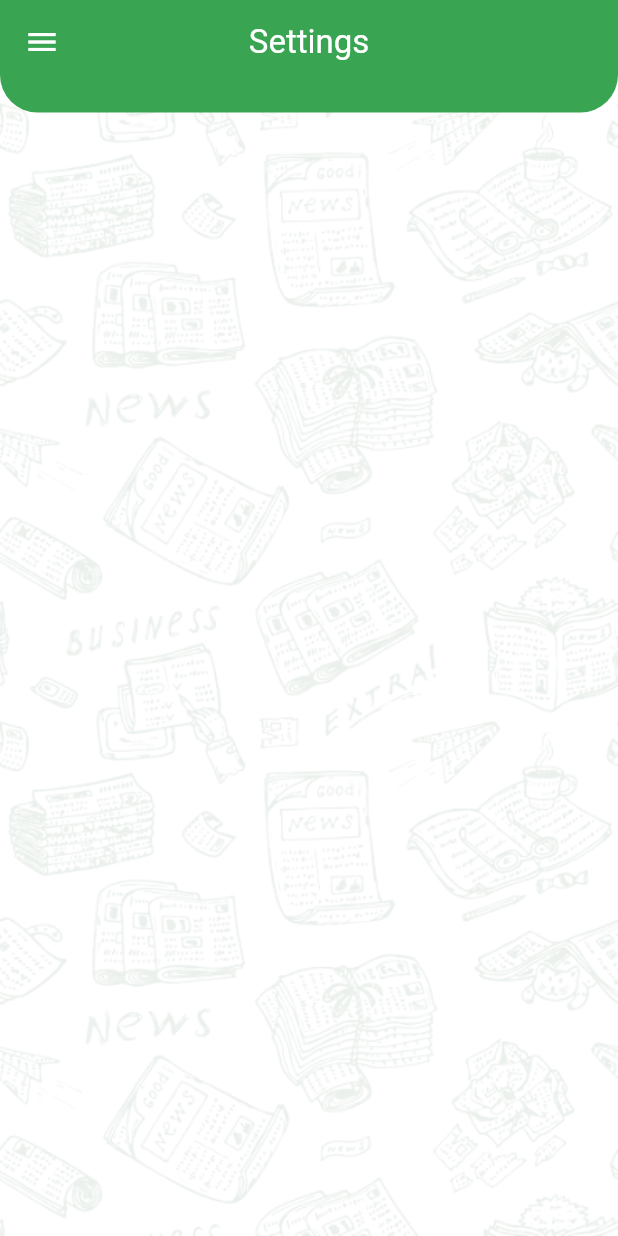
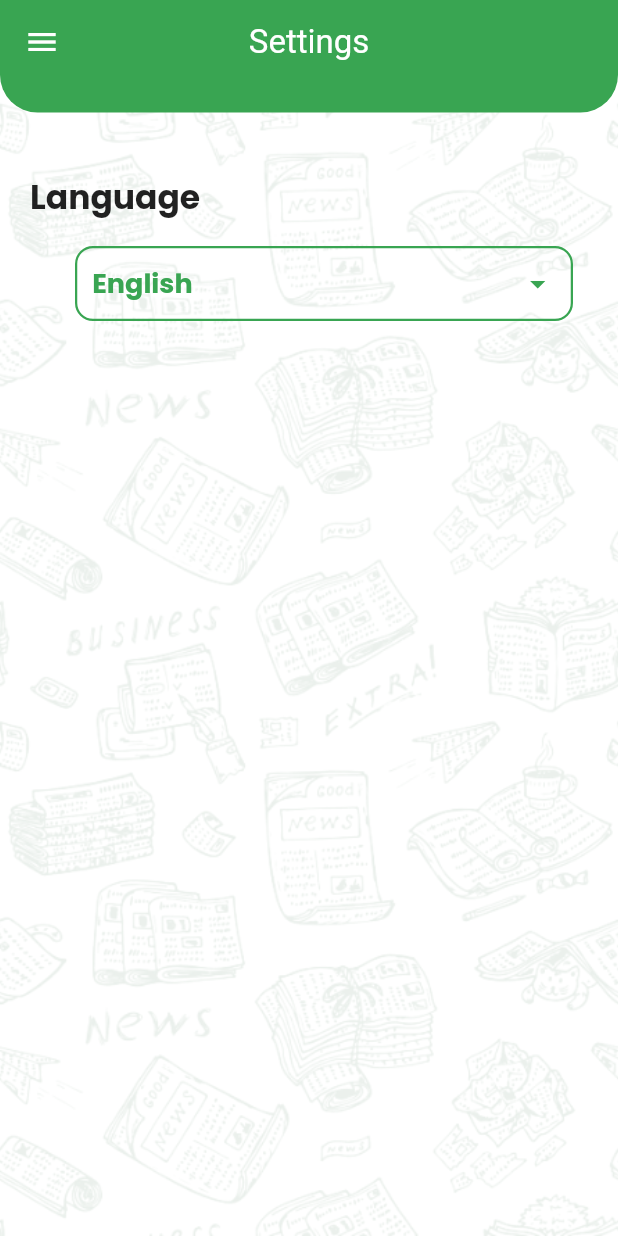
Before and after one commit to husseiiin258/news_app, a Flutter app: the SettingsView screen opened by its route, on a phone screen of 412 x 824 dp. Run offline on Flutter 3.47's test engine with Material 2 defaults, Android fonts, the phone set to English and light mode, and no system bars; our stand-ins replace google_fonts; Roboto replaces fonts that are missing (Exo).

Commit message:
settings design

```diff
--- a/lib/settings/settings_view.dart
+++ b/lib/settings/settings_view.dart
@@ -51,6 +51,53 @@ class _SettingsViewState extends State<SettingsView> {
           ),
         ),
         drawer: CustomDrawer(onCategoryClicked:allCategories ),
+        body: Container(
+          margin: EdgeInsets.only(left: 20 , top: 40),
+          child: Column(
+            crossAxisAlignment: CrossAxisAlignment.start,
+            children: [
+              Container(
+                child: Text(
+                "Language", style: GoogleFonts.poppins(
+                  fontSize: 22,
+                  fontWeight: FontWeight.bold
+                ),
+                ),
+              ),
+              GestureDetector(
+                onTap: (){},
+                child: Container(
+
+                  height: 50,
+                  width: mediaQuery.width,
+                  margin: EdgeInsets.symmetric(horizontal: 30, vertical: 16),
+                  padding: EdgeInsets.symmetric(horizontal: 10),
+                  decoration: BoxDecoration(
+                      color: Colors.transparent,
+                      borderRadius: BorderRadius.circular(12),
+                      border: Border.all(
+                          color: Color(0xff39A552), width: 1.5)),
+                  child: Row(
+                    mainAxisAlignment: MainAxisAlignment.spaceBetween,
+                    children: [
+                      Text(
+                     "English", style: GoogleFonts.poppins(
+                          fontSize: 18,
+                          fontWeight: FontWeight.bold,
+                        color: Color(0xff39A552),
+                      ),
+                      ),
+                      Icon(
+                        Icons.arrow_drop_down,
+                        color: Color(0xff39A552),
+                      )
+                    ],
+                  ),
+                ),
+              ),
+            ],
+          ),
+        ),
       ),
     );
   }
```
